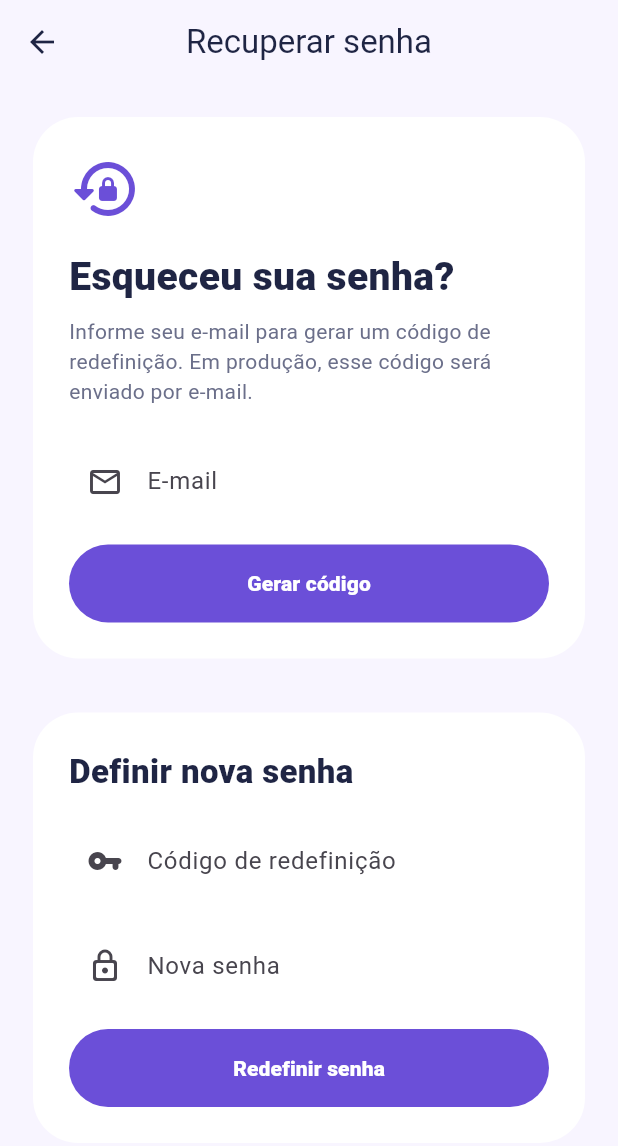
After one commit to andrerios217-art/vibra9, a Flutter app: the screen it shows after launch, after a tap on "Entrar", after a tap on "Esqueci minha senha", on a phone screen of 412 x 824 dp. The commit adds this screen. Shown: the top 1146 px of the screen. Run offline on Flutter 3.47's test engine with Material 3 defaults, Android fonts, the phone set to English and light mode, and no system bars; our stand-ins replace shared_preferences; network calls fail.

Commit message:
Refatoração inicial: separação de auth e recommendations + ajustes backend

```diff
--- /dev/null
+++ b/mobile/lib/features/auth/screens/forgot_password_screen.dart
@@ -0,0 +1,298 @@
+import "package:flutter/material.dart";
+import "../../../core/services/api_client.dart";
+
+class ForgotPasswordScreen extends StatefulWidget {
+  const ForgotPasswordScreen({super.key});
+
+  @override
+  State<ForgotPasswordScreen> createState() => _ForgotPasswordScreenState();
+}
+
+class _ForgotPasswordScreenState extends State<ForgotPasswordScreen> {
+  final emailController = TextEditingController();
+  final tokenController = TextEditingController();
+  final passwordController = TextEditingController();
+
+  bool loadingRequest = false;
+  bool loadingReset = false;
+  String? message;
+  String? devToken;
+  String? errorMessage;
+
+  @override
+  void dispose() {
+    emailController.dispose();
+    tokenController.dispose();
+    passwordController.dispose();
+    super.dispose();
+  }
+
+  Future<void> requestReset() async {
+    setState(() {
+      loadingRequest = true;
+      errorMessage = null;
+      message = null;
+      devToken = null;
+    });
+
+    try {
+      final response = await ApiClient.post(
+        "/auth/request-password-reset",
+        body: {
+          "email": emailController.text.trim(),
+        },
+      );
+
+      if (!mounted) return;
+
+      setState(() {
+        message = response["message"]?.toString();
+        devToken = response["dev_reset_token"]?.toString();
+
+        if (devToken != null) {
+          tokenController.text = devToken!;
+        }
+
+        loadingRequest = false;
+      });
+    } catch (error) {
+      if (!mounted) return;
+
+      setState(() {
+        errorMessage = error.toString().replaceAll("Exception: ", "");
+        loadingRequest = false;
+      });
+    }
+  }
+
+  Future<void> resetPassword() async {
+    setState(() {
+      loadingReset = true;
+      errorMessage = null;
+      message = null;
+    });
+
+    try {
+      final response = await ApiClient.post(
+        "/auth/reset-password",
+        body: {
+          "token": tokenController.text.trim(),
+          "new_password": passwordController.text,
+        },
+      );
+
+      if (!mounted) return;
+
+      setState(() {
+        message = response["message"]?.toString();
+        loadingReset = false;
+      });
+    } catch (error) {
+      if (!mounted) return;
+
+      setState(() {
+        errorMessage = error.toString().replaceAll("Exception: ", "");
+        loadingReset = false;
+      });
+    }
+  }
+
+  @override
+  Widget build(BuildContext context) {
+    return Scaffold(
+      backgroundColor: const Color(0xFFF8F5FF),
+      appBar: AppBar(
+        title: const Text("Recuperar senha"),
+      ),
+      body: SafeArea(
+        child: ListView(
+          padding: const EdgeInsets.all(22),
+          children: [
+            Container(
+              padding: const EdgeInsets.all(24),
+              decoration: BoxDecoration(
+                color: Colors.white,
+                borderRadius: BorderRadius.circular(30),
+              ),
+              child: Column(
+                crossAxisAlignment: CrossAxisAlignment.start,
+                children: [
+                  const Icon(
+                    Icons.lock_reset_rounded,
+                    color: Color(0xFF6B4FD8),
+                    size: 48,
+                  ),
+                  const SizedBox(height: 16),
+                  const Text(
+                    "Esqueceu sua senha?",
+                    style: TextStyle(
+                      fontSize: 26,
+                      fontWeight: FontWeight.w900,
+                      color: Color(0xFF1F2544),
+                    ),
+                  ),
+                  const SizedBox(height: 8),
+                  const Text(
+                    "Informe seu e-mail para gerar um código de redefinição. Em produção, esse código será enviado por e-mail.",
+                    style: TextStyle(
+                      fontSize: 14,
+                      height: 1.45,
+                      color: Color(0xFF6B6F8A),
+                    ),
+                  ),
+                  const SizedBox(height: 22),
+                  TextField(
+                    controller: emailController,
+                    keyboardType: TextInputType.emailAddress,
+                    decoration: const InputDecoration(
+                      labelText: "E-mail",
+                      prefixIcon: Icon(Icons.email_outlined),
+                    ),
+                  ),
+                  const SizedBox(height: 14),
+                  SizedBox(
+                    width: double.infinity,
+                    height: 52,
+                    child: FilledButton(
+                      onPressed: loadingRequest ? null : requestReset,
+                      child: loadingRequest
+                          ? const SizedBox(
+                              width: 22,
+                              height: 22,
+                              child: CircularProgressIndicator(strokeWidth: 2),
+                            )
+                          : const Text(
+                              "Gerar código",
+                              style: TextStyle(fontWeight: FontWeight.w900),
+                            ),
+                    ),
+                  ),
+                ],
+              ),
+            ),
+            const SizedBox(height: 18),
+            if (devToken != null)
+              Container(
+                padding: const EdgeInsets.all(16),
+                decoration: BoxDecoration(
+                  color: const Color(0xFFF5B942).withOpacity(0.12),
+                  borderRadius: BorderRadius.circular(22),
+                ),
+                child: Text(
+                  "Modo desenvolvimento: o código foi preenchido automaticamente.",
+                  style: const TextStyle(
+                    fontSize: 13,
+                    height: 1.4,
+                    color: Color(0xFF1F2544),
+                    fontWeight: FontWeight.w700,
+                  ),
+                ),
+              ),
+            const SizedBox(height: 18),
+            Container(
+              padding: const EdgeInsets.all(24),
+              decoration: BoxDecoration(
+                color: Colors.white,
+                borderRadius: BorderRadius.circular(30),
+              ),
+              child: Column(
+                crossAxisAlignment: CrossAxisAlignment.start,
+                children: [
+                  const Text(
+                    "Definir nova senha",
+                    style: TextStyle(
+                      fontSize: 22,
+                      fontWeight: FontWeight.w900,
+                      color: Color(0xFF1F2544),
+                    ),
+                  ),
+                  const SizedBox(height: 16),
+                  TextField(
+                    controller: tokenController,
+                    decoration: const InputDecoration(
+                      labelText: "Código de redefinição",
+                      prefixIcon: Icon(Icons.vpn_key_rounded),
+                    ),
+                  ),
+                  const SizedBox(height: 14),
+                  TextField(
+                    controller: passwordController,
+                    obscureText: true,
+                    decoration: const InputDecoration(
+                      labelText: "Nova senha",
+                      prefixIcon: Icon(Icons.lock_outline_rounded),
+                    ),
+                  ),
+                  const SizedBox(height: 14),
+                  SizedBox(
+                    width: double.infinity,
+                    height: 52,
+                    child: FilledButton(
+                      onPressed: loadingReset ? null : resetPassword,
+                      child: loadingReset
+                          ? const SizedBox(
+                              width: 22,
+                              height: 22,
+                              child: CircularProgressIndicator(strokeWidth: 2),
+                            )
+                          : const Text(
+                              "Redefinir senha",
+                              style: TextStyle(fontWeight: FontWeight.w900),
+                            ),
+                    ),
+                  ),
+                ],
+              ),
+            ),
+            if (message != null) ...[
+              const SizedBox(height: 16),
+              _InfoBox(
+                text: message!,
+                success: true,
+              ),
+            ],
+            if (errorMessage != null) ...[
+              const SizedBox(height: 16),
+              _InfoBox(
+                text: errorMessage!,
+                success: false,
+              ),
+            ],
+          ],
+        ),
+      ),
+    );
+  }
+}
+
+class _InfoBox extends StatelessWidget {
+  final String text;
+  final bool success;
+
+  const _InfoBox({
+    required this.text,
+    required this.success,
+  });
+
+  @override
+  Widget build(BuildContext context) {
+    final color = success ? const Color(0xFF59B36A) : const Color(0xFFE8505B);
+
+    return Container(
+      padding: const EdgeInsets.all(16),
+      decoration: BoxDecoration(
+        color: color.withOpacity(0.08),
+        borderRadius: BorderRadius.circular(22),
+      ),
+      child: Text(
+        text,
+        style: TextStyle(
+          fontSize: 13,
+          height: 1.4,
+          color: color,
+          fontWeight: FontWeight.w800,
+        ),
+      ),
+    );
+  }
+}
--- a/mobile/lib/features/auth/screens/login_screen.dart
+++ b/mobile/lib/features/auth/screens/login_screen.dart
@@ -6,6 +6,7 @@ import "../../../core/widgets/app_button.dart";
 import "../../../core/widgets/app_input.dart";
 import "../../navigation/screens/app_shell_screen.dart";
 import "register_screen.dart";
+import "forgot_password_screen.dart";
 
 class LoginScreen extends StatefulWidget {
   const LoginScreen({super.key});
@@ -102,7 +103,24 @@ class _LoginScreenState extends State<LoginScreen> {
                 icon: Icons.lock_outline,
                 obscureText: true,
               ),
-              const SizedBox(height: 26),
+              const SizedBox(height: 18),
+              Align(
+                alignment: Alignment.centerRight,
+                child: TextButton(
+                  onPressed: loading
+                      ? null
+                      : () {
+                          Navigator.push(
+                            context,
+                            MaterialPageRoute(
+                              builder: (_) => const ForgotPasswordScreen(),
+                            ),
+                          );
+                        },
+                  child: const Text("Esqueci minha senha"),
+                ),
+              ),
+              const SizedBox(height: 12),
               AppButton(
                 text: "Entrar",
                 loading: loading,
```
Also changed, not shown: 3 other files.
